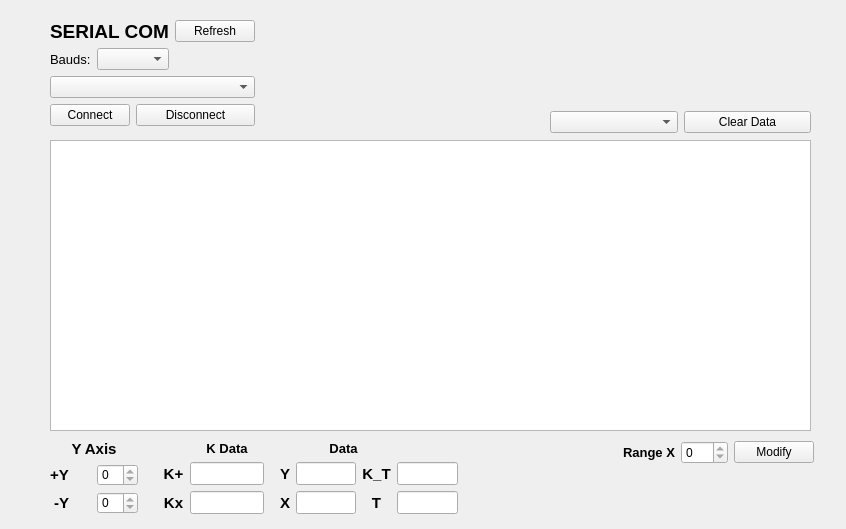
Above: ui_mainwindow.ui from ipobletev/GUI_SerialPlot before the change. Below: the same form after it.
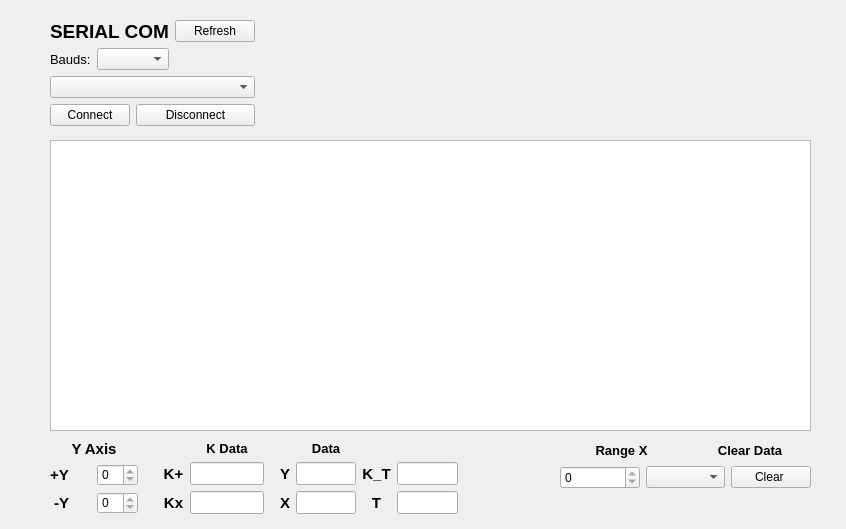
That is the form after the change. Icons and pictures are not drawn. Custom widgets are drawn as their Qt base class.

Commit message: Fix visual plot data range, button range modified deleted

```diff
--- a/ui_mainwindow.ui
+++ b/ui_mainwindow.ui
@@ -50,7 +50,7 @@
      </rect>
     </property>
    </widget>
-   <widget class="QWidget" name="">
+   <widget class="QWidget" name="layoutWidget">
     <property name="geometry">
      <rect>
       <x>280</x>
@@ -196,7 +196,7 @@
        </property>
       </widget>
      </item>
-     <item row="0" column="1" colspan="2">
+     <item row="0" column="1">
       <widget class="QLabel" name="label_13">
        <property name="font">
         <font>
@@ -215,7 +215,7 @@
      </item>
     </layout>
    </widget>
-   <widget class="QWidget" name="">
+   <widget class="QWidget" name="layoutWidget">
     <property name="geometry">
      <rect>
       <x>50</x>
@@ -282,7 +282,7 @@
      </item>
     </layout>
    </widget>
-   <widget class="QWidget" name="">
+   <widget class="QWidget" name="layoutWidget">
     <property name="geometry">
      <rect>
       <x>50</x>
@@ -373,7 +373,7 @@
      </item>
     </layout>
    </widget>
-   <widget class="QWidget" name="">
+   <widget class="QWidget" name="layoutWidget">
     <property name="geometry">
      <rect>
       <x>163</x>
@@ -478,15 +478,15 @@
    <widget class="QWidget" name="">
     <property name="geometry">
      <rect>
-      <x>623</x>
+      <x>560</x>
       <y>440</y>
-      <width>191</width>
-      <height>25</height>
+      <width>251</width>
+      <height>49</height>
      </rect>
     </property>
-    <layout class="QHBoxLayout" name="horizontalLayout">
-     <item>
-      <widget class="QLabel" name="label_5">
+    <layout class="QGridLayout" name="gridLayout_3">
+     <item row="0" column="0">
+      <widget class="QLabel" name="label_16">
        <property name="font">
         <font>
          <pointsize>10</pointsize>
@@ -502,6 +502,25 @@
        </property>
       </widget>
      </item>
+     <item row="0" column="1">
+      <widget class="QLabel" name="label_17">
+       <property name="font">
+        <font>
+         <pointsize>10</pointsize>
+         <weight>75</weight>
+         <bold>true</bold>
+        </font>
+       </property>
+       <property name="text">
+        <string>Clear Data</string>
+       </property>
+       <property name="alignment">
+        <set>Qt::AlignCenter</set>
+       </property>
+      </widget>
+     </item>
+     <item row="1" column="0" colspan="2">
+      <layout class="QHBoxLayout" name="horizontalLayout">
      <item>
       <widget class="QSpinBox" name="spinBox_range_xvalue">
        <property name="maximum">
@@ -510,33 +529,16 @@
       </widget>
      </item>
      <item>
-      <widget class="QPushButton" name="BT_ModifyGraph">
-       <property name="text">
-        <string>Modify</string>
-       </property>
-      </widget>
-     </item>
-    </layout>
-   </widget>
-   <widget class="QWidget" name="">
-    <property name="geometry">
-     <rect>
-      <x>550</x>
-      <y>110</y>
-      <width>261</width>
-      <height>25</height>
-     </rect>
-    </property>
-    <layout class="QHBoxLayout" name="horizontalLayout_2">
-     <item>
       <widget class="QComboBox" name="ComboBox_rangetype"/>
      </item>
      <item>
       <widget class="QPushButton" name="BT_Clear">
        <property name="text">
-        <string>Clear Data</string>
-       </property>
-      </widget>
+          <string>Clear </string>
+         </property>
+        </widget>
+       </item>
+      </layout>
      </item>
     </layout>
    </widget>
```
Left out of the diff: 2 changed lines with no effect on the pictures. Lines whose indentation alone changed are shown as unchanged. The commit also changes 4 other files.
